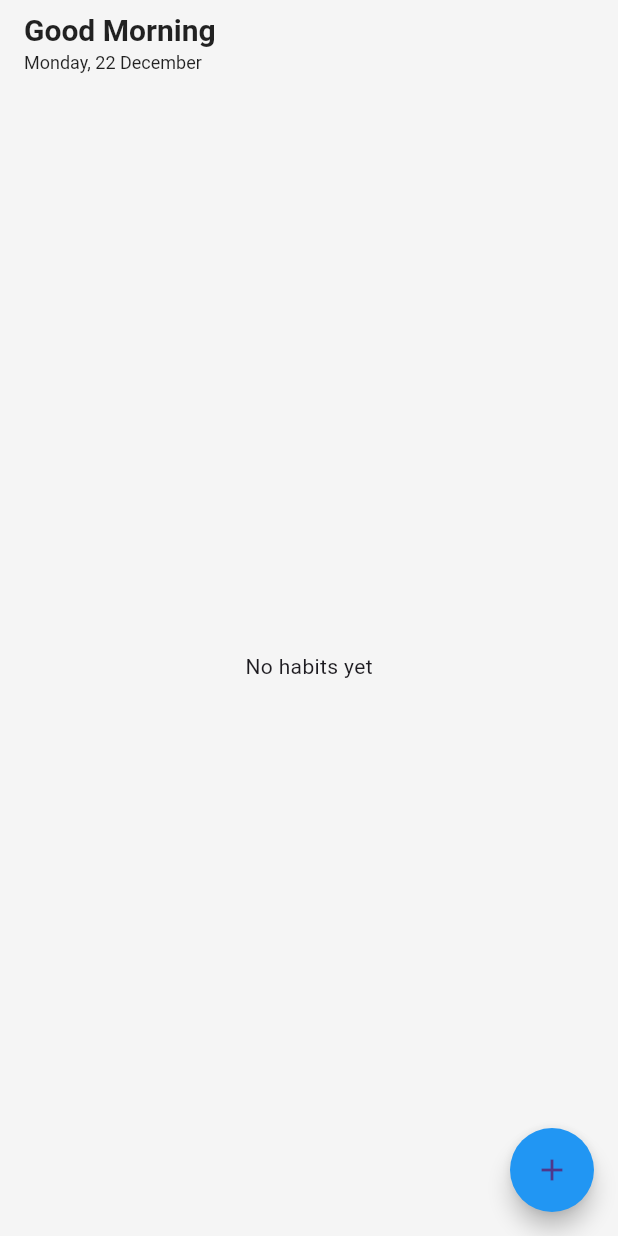
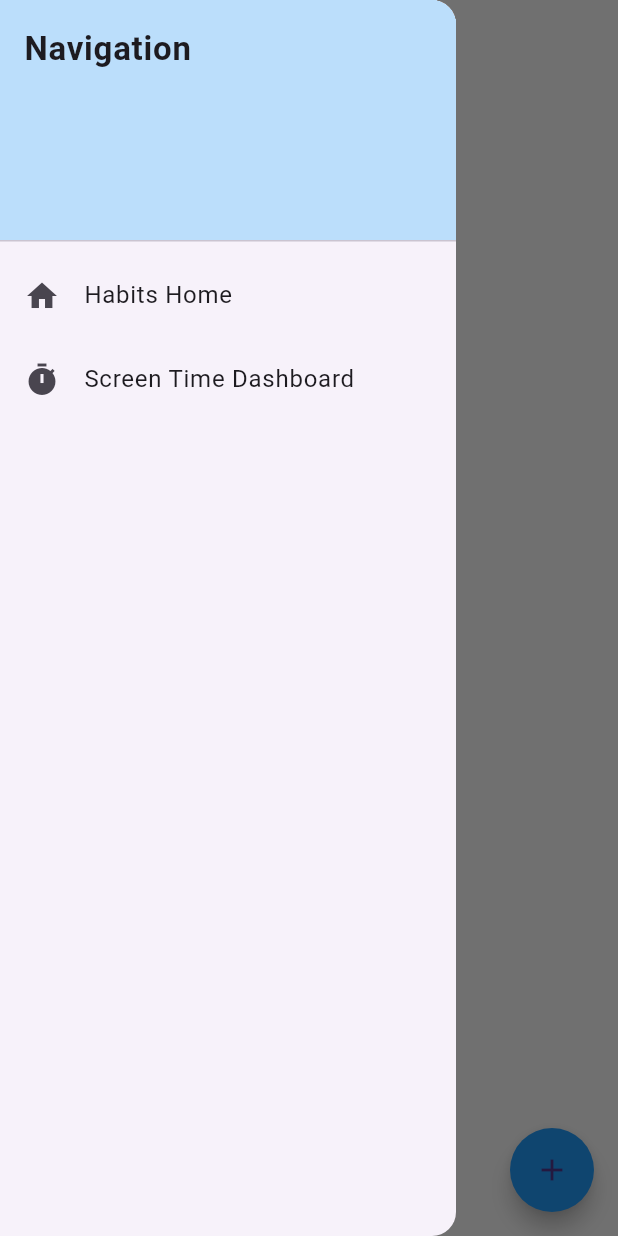
Before and after one commit to Ou4y/rhythmtrack_app, a Flutter app: the HomeScreen screen opened directly, with the side drawer open (before the commit the screen has no drawer), on a phone screen of 412 x 824 dp. Run offline on Flutter 3.47's test engine with Material 3 defaults, Android fonts, the phone set to English and light mode, and no system bars; our stand-ins replace flutter_riverpod, google_fonts, sqflite, supabase_flutter; accounts and stored records are empty.

Commit message:
feat: add navigation drawer with home and screen time options

```diff
--- a/lib/features/habits/screens/home_screen.dart
+++ b/lib/features/habits/screens/home_screen.dart
@@ -82,6 +82,35 @@ class HomeScreen extends ConsumerWidget {
         backgroundColor: Colors.transparent,
         foregroundColor: Colors.black87,
       ),
+      drawer: Drawer(
+        child: ListView(
+          padding: EdgeInsets.zero,
+          children: [
+            DrawerHeader(
+              decoration: BoxDecoration(
+                color: Colors.blue[100],
+              ),
+              child: const Text('Navigation', style: TextStyle(fontSize: 22, fontWeight: FontWeight.bold)),
+            ),
+            ListTile(
+              leading: const Icon(Icons.home),
+              title: const Text('Habits Home'),
+              onTap: () {
+                Navigator.pop(context); // Close drawer
+                // Already on HomeScreen, so just pop drawer
+              },
+            ),
+            ListTile(
+              leading: const Icon(Icons.timer),
+              title: const Text('Screen Time Dashboard'),
+              onTap: () {
+                Navigator.pop(context); // Close drawer
+                Navigator.pushNamed(context, '/screen_time_dashboard');
+              },
+            ),
+          ],
+        ),
+      ),
       body: Padding(
         padding: const EdgeInsets.symmetric(horizontal: 16.0),
         child: state.isLoading
```
